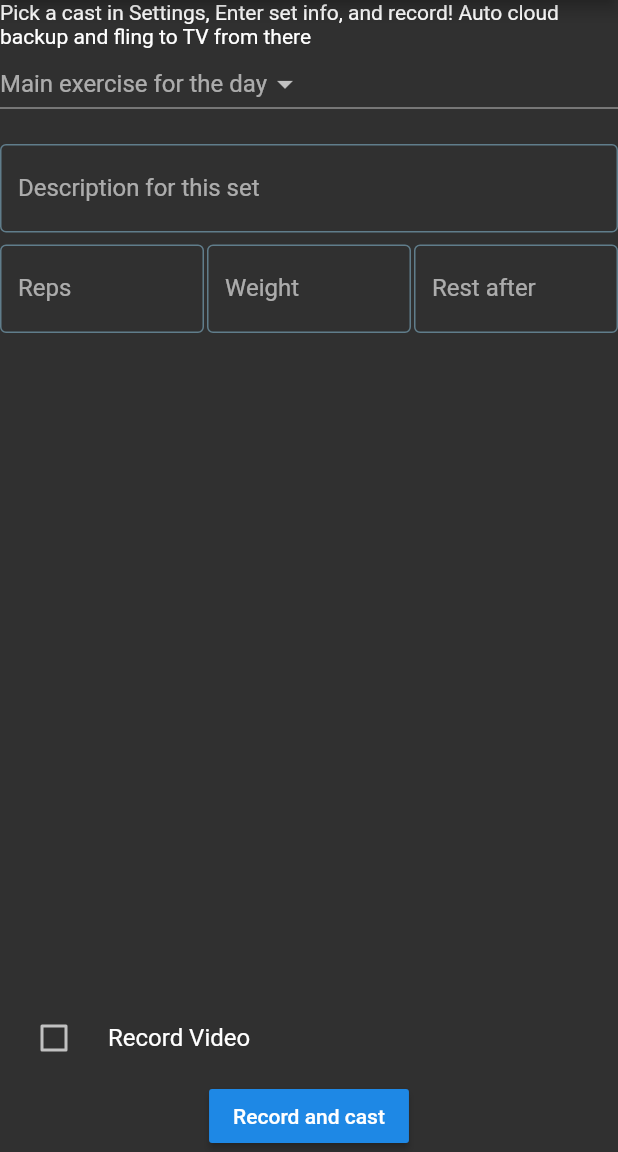
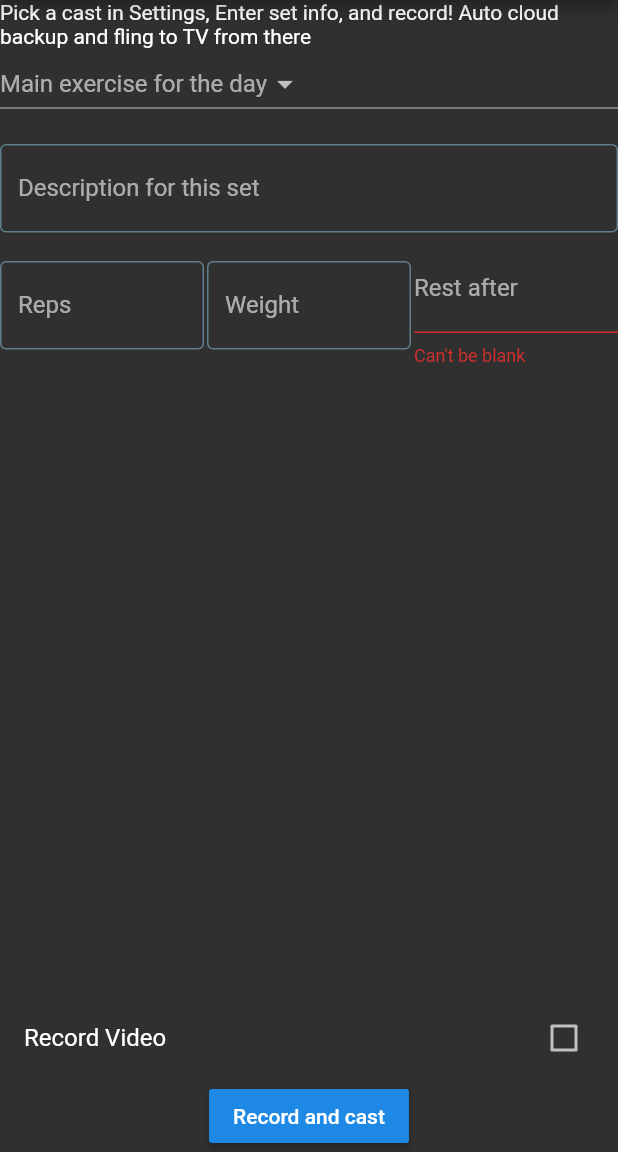
Before and after one commit to sagreine/homeGym, a Flutter app: the Home screen opened directly, on a phone screen of 412 x 824 dp, the part 84-1236 px from its top. Run offline on Flutter 3.47's test engine with Material 2 defaults, Android fonts, the phone set to English and light mode, and no system bars; our stand-ins replace cloud_firestore, firebase_core, firebase_storage, image_picker; missing offline and left inert: firebase_auth_ui, flutter_fling, video_compress; accounts and stored records are empty; generated files the repository leaves out were written again; statements that could not run were skipped.

Commit message:
delete facebook comment

```diff
--- a/lib/views/home.dart
+++ b/lib/views/home.dart
@@ -73,11 +73,16 @@ class _HomeState extends State<Home> {
       body: Consumer<FlingMediaModel>(
         builder: (context, flingy, child) {
           return SafeArea(
-            child: Column(children: <Widget>[
+            child: Column(
+                mainAxisAlignment: MainAxisAlignment.spaceEvenly,
+                mainAxisSize: MainAxisSize.min,
+                crossAxisAlignment: CrossAxisAlignment.center,
+                children: <Widget>[
                   Text(
                       "Pick a cast in Settings, Enter set info, and record! Auto cloud backup and fling to TV from there"),
                   Expanded(
                     child: Form(
+                      autovalidate: true,
                       key: _formkey,
                       // would want Consumer of Exercise here, to leverage Provider, but doing via controller for now...
                       child: ListView(
@@ -99,8 +104,12 @@ class _HomeState extends State<Home> {
                                     ),
                                   ),
                             //might want to force them back insead of allowing this...
-                        items: <String>['Squat', 'Press', 'Deadlift', 'Bench']
-                            .map((String value) {
+                            items: <String>[
+                              'Squat',
+                              'Press',
+                              'Deadlift',
+                              'Bench'
+                            ].map((String value) {
                               return new DropdownMenuItem<String>(
                                 value: value,
                                 child: new Text(value),
@@ -126,14 +135,15 @@ class _HomeState extends State<Home> {
                                 ),
                               ),
                               enabledBorder: OutlineInputBorder(
-                            borderSide:
-                                BorderSide(color: Colors.blueGrey, width: 1.0),
+                                borderSide: BorderSide(
+                                    color: Colors.blueGrey, width: 1.0),
                               ),
                               labelText: "Description for this set",
                             ),
                             autocorrect: true,
                             enableSuggestions: true,
-                        controller: homeController.formControllerDescription,
+                            controller:
+                                homeController.formControllerDescription,
                             validator: (value) {
                               //homeController.formController.validator()
                               return null;
@@ -195,7 +205,8 @@ class _HomeState extends State<Home> {
                                   ],
                                   autocorrect: true,
                                   enableSuggestions: true,
-                              controller: homeController.formControllerWeight,
+                                  controller:
+                                      homeController.formControllerWeight,
                                   validator: (value) {
                                     //homeController.formController.validator()
                                     return null;
@@ -231,7 +242,7 @@ class _HomeState extends State<Home> {
                                       homeController.formControllerRestInterval,
                                   validator: (value) {
                                     if (value.isEmpty) {
-                                  return "Rest Period can't be blank";
+                                      return "Can't be blank";
                                     }
                                     return null;
                                   },
@@ -251,12 +262,12 @@ class _HomeState extends State<Home> {
                         doVideo = newValue;
                       });
                     },
-                controlAffinity:
-                    ListTileControlAffinity.leading, //  <-- leading Checkbox
+                    controlAffinity: ListTileControlAffinity.platform,
                   ),
-              // we don't use the data here so it is wasteful to build a widget...
+                  // could make thid disabled when not valid, but headache to setState everywhere
                   RaisedButton(
                     onPressed: () async {
+                      // all of this should be done in the controller using context...
                       if (_formkey.currentState.validate()) {
                         print("valid form");
                         if (doVideo && flingy.selectedPlayer == null) {
--- a/lib/views/login.dart
+++ b/lib/views/login.dart
@@ -67,7 +67,6 @@ class _LoginState extends State<Login> {
     await FirebaseAuthUi.instance().launchAuth([
       AuthProvider.email(),
       AuthProvider.google(),
-      //AuthProvider.facebook(),
       //AuthProvider.twitter(),
       AuthProvider.phone(), // kind of silly on a phone though?
     ]).then((firebaseUser) {
```
Lines whose indentation alone changed are shown as unchanged.
